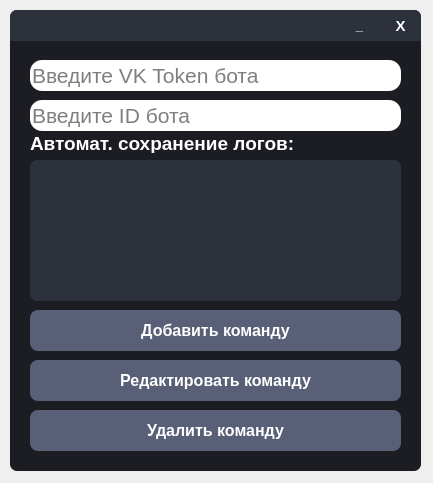
Above: VK_Bot/Main_Window/Settings_Window/settings_widnow.ui from otaboyevsardorbek1/VK-Bot-ru before the change. Below: the same form after it.
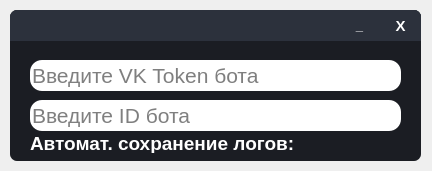
That is the form after the change. Icons and pictures are not drawn.

Diff of the .ui file:
```diff
--- a/VK_Bot/Main_Window/Settings_Window/settings_widnow.ui
+++ b/VK_Bot/Main_Window/Settings_Window/settings_widnow.ui
@@ -6,8 +6,8 @@
    <rect>
     <x>0</x>
     <y>0</y>
-    <width>433</width>
-    <height>483</height>
+    <width>432</width>
+    <height>171</height>
    </rect>
   </property>
   <property name="windowTitle">
@@ -19,7 +19,7 @@
      <x>10</x>
      <y>10</y>
      <width>411</width>
-     <height>461</height>
+     <height>151</height>
     </rect>
    </property>
    <property name="styleSheet">
@@ -442,218 +442,6 @@
      </property>
     </widget>
    </widget>
-   <widget class="QPushButton" name="AddUserCommandButton">
-    <property name="geometry">
-     <rect>
-      <x>20</x>
-      <y>300</y>
-      <width>371</width>
-      <height>41</height>
-     </rect>
-    </property>
-    <property name="font">
-     <font>
-      <pointsize>12</pointsize>
-      <weight>75</weight>
-      <bold>true</bold>
-     </font>
-    </property>
-    <property name="cursor">
-     <cursorShape>PointingHandCursor</cursorShape>
-    </property>
-    <property name="styleSheet">
-     <string notr="true">QPushButton{
-	color: white;
-	border-radius: 8px;
-	background-color: #595F76;
-}
-
-QPushButton:hover{
-	background-color: #50566E;
-}
-
-QPushButton:pressed{
-	background-color: #434965;
-}</string>
-    </property>
-    <property name="text">
-     <string>Добавить команду</string>
-    </property>
-   </widget>
-   <widget class="QListWidget" name="UserCommandsListWidget">
-    <property name="geometry">
-     <rect>
-      <x>20</x>
-      <y>150</y>
-      <width>371</width>
-      <height>141</height>
-     </rect>
-    </property>
-    <property name="font">
-     <font>
-      <pointsize>13</pointsize>
-      <weight>75</weight>
-      <bold>true</bold>
-     </font>
-    </property>
-    <property name="tabletTracking">
-     <bool>false</bool>
-    </property>
-    <property name="autoFillBackground">
-     <bool>false</bool>
-    </property>
-    <property name="styleSheet">
-     <string notr="true">color: white;
-border-radius: 7px;
-background-color: #2C313C;
-</string>
-    </property>
-    <property name="frameShape">
-     <enum>QFrame::StyledPanel</enum>
-    </property>
-    <property name="frameShadow">
-     <enum>QFrame::Sunken</enum>
-    </property>
-    <property name="lineWidth">
-     <number>1</number>
-    </property>
-    <property name="verticalScrollBarPolicy">
-     <enum>Qt::ScrollBarAsNeeded</enum>
-    </property>
-    <property name="horizontalScrollBarPolicy">
-     <enum>Qt::ScrollBarAsNeeded</enum>
-    </property>
-    <property name="sizeAdjustPolicy">
-     <enum>QAbstractScrollArea::AdjustIgnored</enum>
-    </property>
-    <property name="autoScroll">
-     <bool>true</bool>
-    </property>
-    <property name="tabKeyNavigation">
-     <bool>false</bool>
-    </property>
-    <property name="showDropIndicator" stdset="0">
-     <bool>true</bool>
-    </property>
-    <property name="dragDropOverwriteMode">
-     <bool>false</bool>
-    </property>
-    <property name="alternatingRowColors">
-     <bool>false</bool>
-    </property>
-    <property name="verticalScrollMode">
-     <enum>QAbstractItemView::ScrollPerItem</enum>
-    </property>
-    <property name="horizontalScrollMode">
-     <enum>QAbstractItemView::ScrollPerItem</enum>
-    </property>
-    <property name="movement">
-     <enum>QListView::Static</enum>
-    </property>
-    <property name="flow">
-     <enum>QListView::TopToBottom</enum>
-    </property>
-    <property name="isWrapping" stdset="0">
-     <bool>false</bool>
-    </property>
-    <property name="resizeMode">
-     <enum>QListView::Fixed</enum>
-    </property>
-    <property name="layoutMode">
-     <enum>QListView::SinglePass</enum>
-    </property>
-    <property name="viewMode">
-     <enum>QListView::ListMode</enum>
-    </property>
-    <property name="uniformItemSizes">
-     <bool>false</bool>
-    </property>
-    <property name="wordWrap">
-     <bool>false</bool>
-    </property>
-    <property name="selectionRectVisible">
-     <bool>false</bool>
-    </property>
-    <property name="sortingEnabled">
-     <bool>false</bool>
-    </property>
-   </widget>
-   <widget class="QPushButton" name="DeleteUserCommandButton">
-    <property name="geometry">
-     <rect>
-      <x>20</x>
-      <y>400</y>
-      <width>371</width>
-      <height>41</height>
-     </rect>
-    </property>
-    <property name="font">
-     <font>
-      <pointsize>12</pointsize>
-      <weight>75</weight>
-      <bold>true</bold>
-     </font>
-    </property>
-    <property name="cursor">
-     <cursorShape>PointingHandCursor</cursorShape>
-    </property>
-    <property name="styleSheet">
-     <string notr="true">QPushButton{
-	color: white;
-	border-radius: 8px;
-	background-color: #595F76;
-}
-
-QPushButton:hover{
-	background-color: #50566E;
-}
-
-QPushButton:pressed{
-	background-color: #434965;
-}</string>
-    </property>
-    <property name="text">
-     <string>Удалить команду</string>
-    </property>
-   </widget>
-   <widget class="QPushButton" name="EditUserCommandButton">
-    <property name="geometry">
-     <rect>
-      <x>20</x>
-      <y>350</y>
-      <width>371</width>
-      <height>41</height>
-     </rect>
-    </property>
-    <property name="font">
-     <font>
-      <pointsize>12</pointsize>
-      <weight>75</weight>
-      <bold>true</bold>
-     </font>
-    </property>
-    <property name="cursor">
-     <cursorShape>PointingHandCursor</cursorShape>
-    </property>
-    <property name="styleSheet">
-     <string notr="true">QPushButton{
-	color: white;
-	border-radius: 8px;
-	background-color: #595F76;
-}
-
-QPushButton:hover{
-	background-color: #50566E;
-}
-
-QPushButton:pressed{
-	background-color: #434965;
-}</string>
-    </property>
-    <property name="text">
-     <string>Редактировать команду</string>
-    </property>
-   </widget>
    <widget class="QLabel" name="label_3">
     <property name="geometry">
      <rect>
```
Left out of the diff: 4 changed lines with no effect on the pictures.
